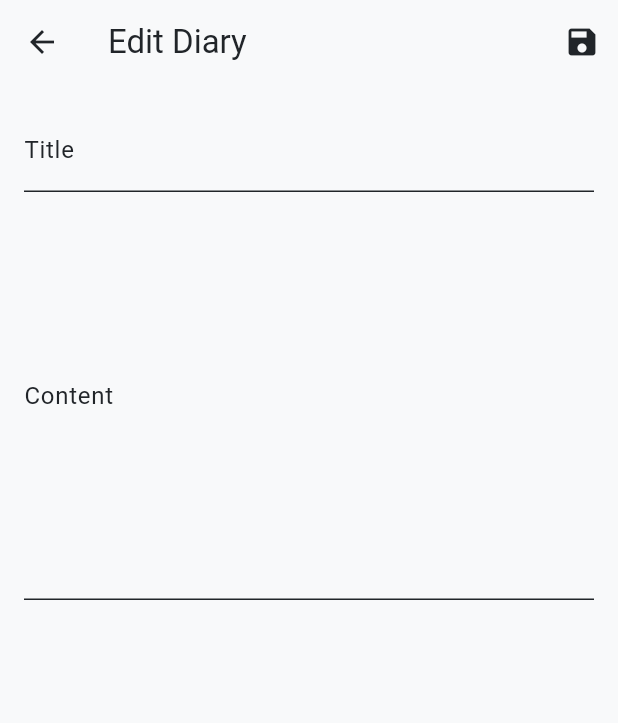
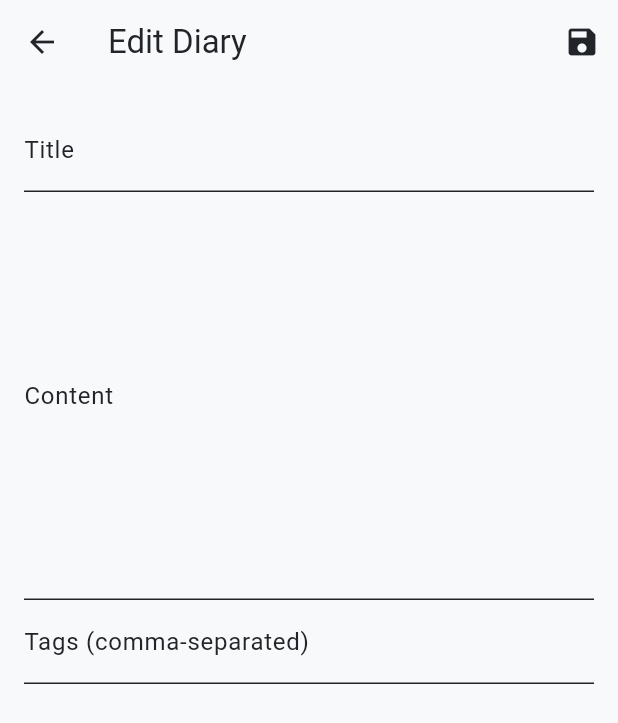
Before and after one commit to sprtms16/TagMind_FrontEnd, a Flutter app: the DiaryEditScreen screen opened by its route, on a phone screen of 412 x 824 dp. Shown: the top 723 px of the screen. Run offline on Flutter 3.47's test engine with Material 3 defaults, Android fonts, the light colour scheme and no system bars; our stand-ins replace flutter_secure_storage; accounts and stored records are empty.

Commit message:
feat: Implement manual tagging functionality in diary edit screen

```diff
--- a/lib/screens/diary_edit_screen.dart
+++ b/lib/screens/diary_edit_screen.dart
@@ -14,12 +14,14 @@ class _DiaryEditScreenState extends State<DiaryEditScreen> {
   final _formKey = GlobalKey<FormState>();
   final _titleController = TextEditingController();
   final _contentController = TextEditingController();
+  final _tagsController = TextEditingController();
   var _editedDiary = Diary(
     id: 0,
     title: '',
     content: '',
     createdAt: DateTime.now(),
     imageUrl: null,
+    tags: [],
   );
   var _isInit = true;
   var _isLoading = false;
@@ -32,6 +34,7 @@ class _DiaryEditScreenState extends State<DiaryEditScreen> {
         _editedDiary = Provider.of<DiaryProvider>(context, listen: false).diaries.firstWhere((diary) => diary.id == diaryId);
         _titleController.text = _editedDiary.title;
         _contentController.text = _editedDiary.content;
+        _tagsController.text = _editedDiary.tags.join(', ');
       }
     }
     _isInit = false;
@@ -42,6 +45,7 @@ class _DiaryEditScreenState extends State<DiaryEditScreen> {
   void dispose() {
     _titleController.dispose();
     _contentController.dispose();
+    _tagsController.dispose();
     super.dispose();
   }
 
@@ -56,6 +60,8 @@ class _DiaryEditScreenState extends State<DiaryEditScreen> {
     });
 
     try {
+      final List<String> tags = _tagsController.text.split(',').map((tag) => tag.trim()).where((tag) => tag.isNotEmpty).toList();
+
       if (_editedDiary.id != 0) {
         await Provider.of<DiaryProvider>(context, listen: false).updateDiary(
           _editedDiary.id,
@@ -65,6 +71,7 @@ class _DiaryEditScreenState extends State<DiaryEditScreen> {
             content: _contentController.text,
             createdAt: _editedDiary.createdAt,
             imageUrl: _editedDiary.imageUrl,
+            tags: tags,
           ),
         );
       } else {
@@ -75,6 +82,7 @@ class _DiaryEditScreenState extends State<DiaryEditScreen> {
             content: _contentController.text,
             createdAt: DateTime.now(),
             imageUrl: null,
+            tags: tags,
           ),
         );
       }
@@ -141,6 +149,7 @@ class _DiaryEditScreenState extends State<DiaryEditScreen> {
                           content: _editedDiary.content,
                           createdAt: _editedDiary.createdAt,
                           imageUrl: _editedDiary.imageUrl,
+                          tags: _editedDiary.tags,
                         );
                       },
                     ),
@@ -165,7 +174,15 @@ class _DiaryEditScreenState extends State<DiaryEditScreen> {
                           content: value!,
                           createdAt: _editedDiary.createdAt,
                           imageUrl: _editedDiary.imageUrl,
+                          tags: _editedDiary.tags,
                         );
+                      },
+                    ),
+                    TextFormField(
+                      decoration: InputDecoration(labelText: 'Tags (comma-separated)'),
+                      controller: _tagsController,
+                      onSaved: (value) {
+                        // Tags are processed in _saveForm
                       },
                     ),
                   ],
```
